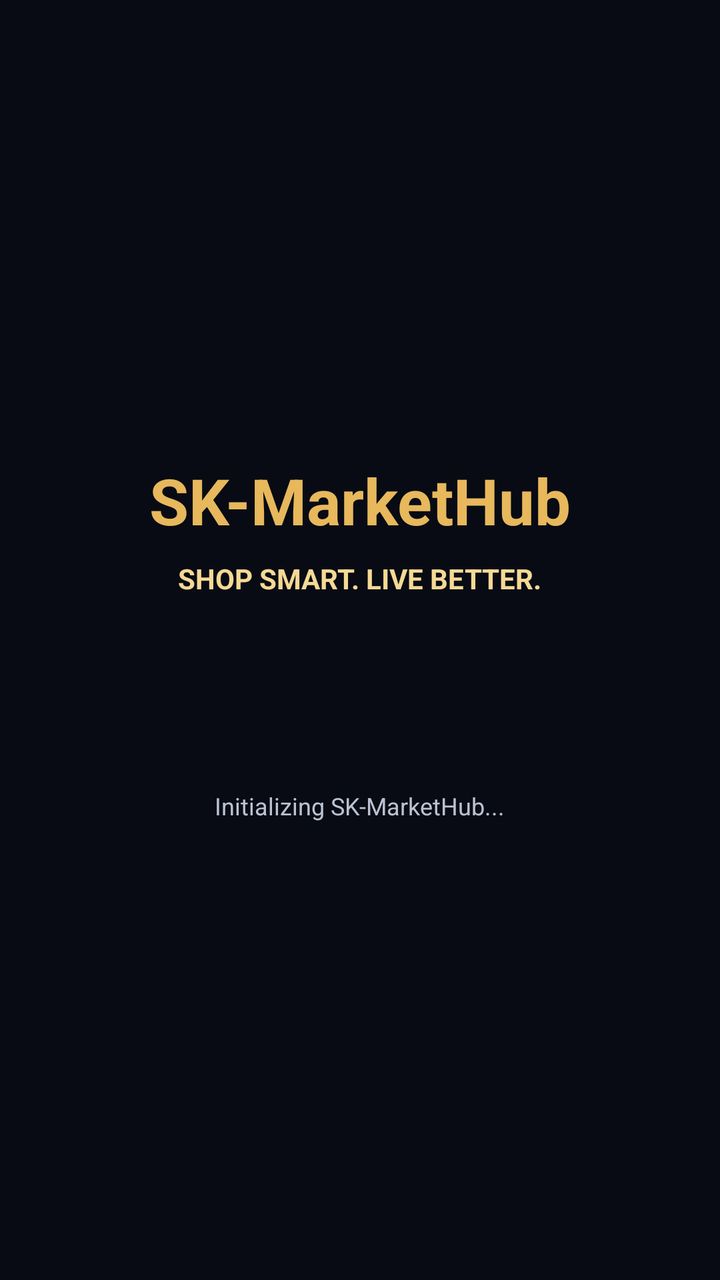
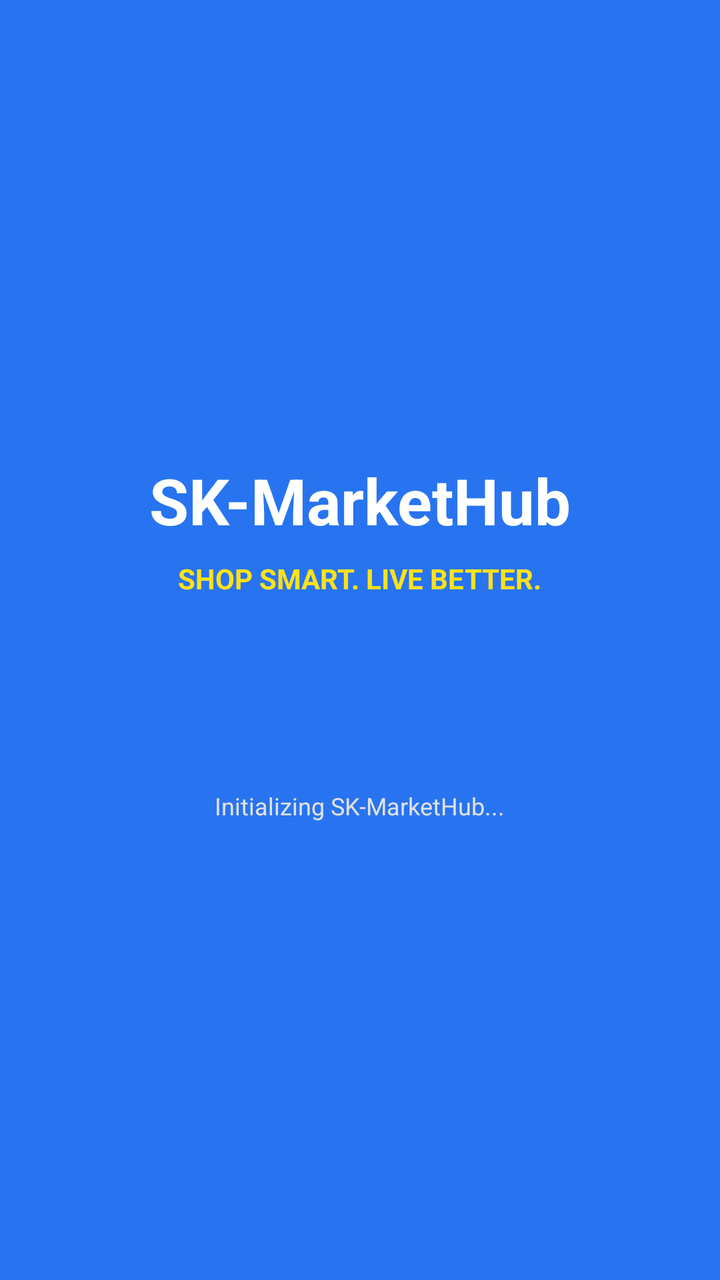

Compare the two renders of this Android layout. The source of the first and the diff that turns it into the second are given below.
<!-- AndroidManifest.xml: activity theme Theme.SKMarketHub.NoActionBar -->
<!-- res/layout/activity_splash.xml -->
<?xml version="1.0" encoding="utf-8"?>
<RelativeLayout xmlns:android="http://schemas.android.com/apk/res/android"
    android:layout_width="match_parent"
    android:layout_height="match_parent"
    android:background="@color/primary"
    android:gravity="center">

    <LinearLayout
        android:layout_width="wrap_content"
        android:layout_height="wrap_content"
        android:gravity="center"
        android:orientation="vertical">

        <TextView
            android:layout_width="wrap_content"
            android:layout_height="wrap_content"
            android:text="SK-MarketHub"
            android:textColor="@color/accent"
            android:textSize="32sp"
            android:textStyle="bold" />

        <TextView
            android:layout_width="wrap_content"
            android:layout_height="wrap_content"
            android:layout_marginTop="8dp"
            android:text="@string/app_tagline"
            android:textColor="@color/gold_soft"
            android:textSize="14sp"
            android:textStyle="bold" />

        <ProgressBar
            android:layout_width="wrap_content"
            android:layout_height="wrap_content"
            android:layout_marginTop="32dp"
            android:indeterminateTint="@color/gold_metallic" />

        <TextView
            android:id="@+id/tvSplashStatus"
            android:layout_width="wrap_content"
            android:layout_height="wrap_content"
            android:layout_marginTop="16dp"
            android:text="Initializing SK-MarketHub..."
            android:textColor="@color/text_secondary"
            android:textSize="12sp" />
    </LinearLayout>

</RelativeLayout>
<!-- resources referenced by this layout -->
<resources>
  <color name="accent">#E7B85C</color>
  <color name="gold_metallic">#D4AF37</color>
  <color name="gold_soft">#F5D994</color>
  <color name="primary">#080B14</color>
  <color name="text_secondary">#B9C2D1</color>
  <string name="app_tagline">SHOP SMART. LIVE BETTER.</string>
  <style name="Theme.SKMarketHub.NoActionBar" parent="Theme.Material3.DayNight.NoActionBar">
          <item name="colorPrimary">@color/primary</item>
          <item name="colorPrimaryDark">@color/primary_dark</item>
          <item name="colorAccent">@color/accent</item>
          <item name="android:statusBarColor">@color/primary_dark</item>
      </style>
  <color name="primary_dark">#080B14</color>
</resources>

<!-- the commit's change to res/layout/activity_splash.xml (unified diff, before → after) -->
@@ -15,7 +15,7 @@
             android:layout_width="wrap_content"
             android:layout_height="wrap_content"
             android:text="SK-MarketHub"
-            android:textColor="@color/accent"
+            android:textColor="#FFFFFF"
             android:textSize="32sp"
             android:textStyle="bold" />
 
@@ -24,7 +24,7 @@
             android:layout_height="wrap_content"
             android:layout_marginTop="8dp"
             android:text="@string/app_tagline"
-            android:textColor="@color/gold_soft"
+            android:textColor="@color/accent"
             android:textSize="14sp"
             android:textStyle="bold" />
 
@@ -32,7 +32,7 @@
             android:layout_width="wrap_content"
             android:layout_height="wrap_content"
             android:layout_marginTop="32dp"
-            android:indeterminateTint="@color/gold_metallic" />
+            android:indeterminateTint="@color/accent" />
 
         <TextView
             android:id="@+id/tvSplashStatus"
@@ -40,7 +40,7 @@
             android:layout_height="wrap_content"
             android:layout_marginTop="16dp"
             android:text="Initializing SK-MarketHub..."
-            android:textColor="@color/text_secondary"
+            android:textColor="#E0E0E0"
             android:textSize="12sp" />
     </LinearLayout>
 
<!-- resource entries referenced after the edit -->
@@ -1,10 +1,7 @@
 <!-- resources referenced by this layout -->
 <resources>
-  <color name="accent">#E7B85C</color>
-  <color name="gold_metallic">#D4AF37</color>
-  <color name="gold_soft">#F5D994</color>
-  <color name="primary">#080B14</color>
-  <color name="text_secondary">#B9C2D1</color>
+  <color name="accent">#FFE11B</color>
+  <color name="primary">#2874F0</color>
   <string name="app_tagline">SHOP SMART. LIVE BETTER.</string>
   <style name="Theme.SKMarketHub.NoActionBar" parent="Theme.Material3.DayNight.NoActionBar">
           <item name="colorPrimary">@color/primary</item>
@@ -12,6 +9,6 @@
           <item name="colorAccent">@color/accent</item>
           <item name="android:statusBarColor">@color/primary_dark</item>
       </style>
-  <color name="primary_dark">#080B14</color>
+  <color name="primary_dark">#1751A8</color>
 </resources>
 
